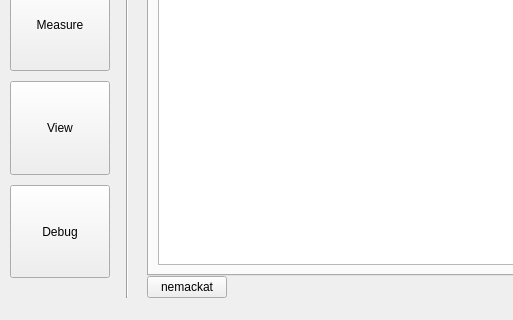
Before: the Qt Designer form src/main/resources/base/design.ui in OndrejPistora/thymos-loader, drawn with Qt 5; both pictures show x 0 to 513 and y 361 to 681 of the 898 by 681 pixel window.
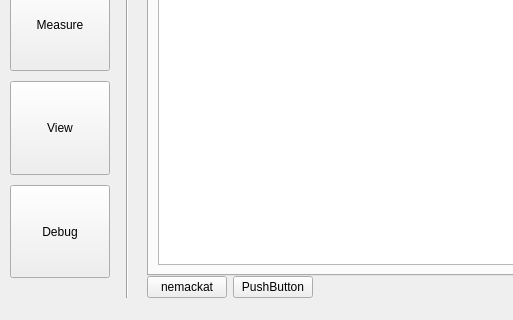
After: the same form once the commit is applied. Custom widgets are drawn as their Qt base class.

The edit to the form file:
```diff
--- a/src/main/resources/base/design.ui
+++ b/src/main/resources/base/design.ui
@@ -1520,6 +1520,13 @@
                    </property>
                   </widget>
                  </item>
+                 <item>
+                  <widget class="QPushButton" name="pushButton">
+                   <property name="text">
+                    <string>PushButton</string>
+                   </property>
+                  </widget>
+                 </item>
                  <item>
                   <spacer name="horizontalSpacer_4">
                    <property name="orientation">
```
Left out of the diff: 18 changed lines with no effect on the pictures.
